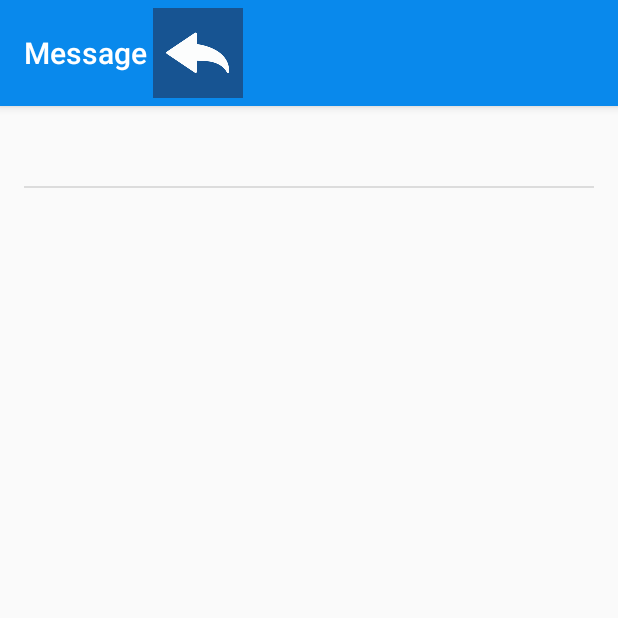
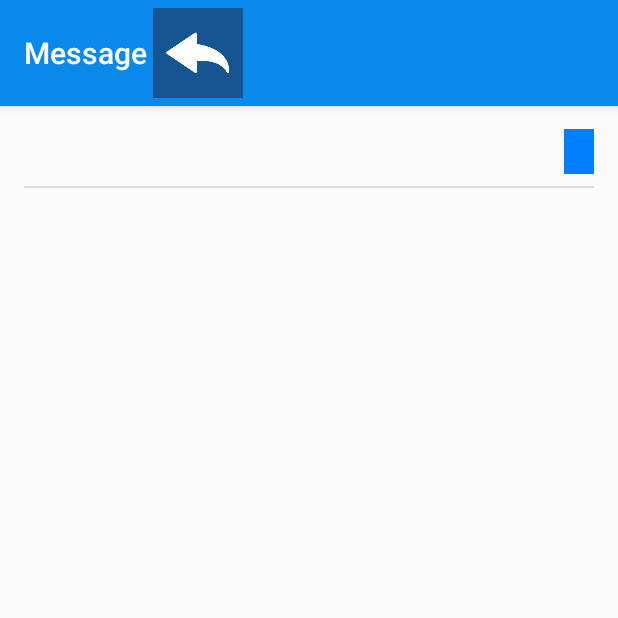
Before and after one commit to DomoDaisuki/Geriat-3000, an Android app: the Message screen opened directly, with no data from a screen before it, after a tap on an icon or button, on a phone screen of 412 x 824 dp, the top half of it. Run offline under Robolectric (Android 15) with nearby library versions, the phone set to English and light mode, and no system bars; 1 statement that could not run was skipped.

Commit message:
buble message

```diff
--- a/app/src/main/res/layout/list_row_layout_even.xml
+++ b/app/src/main/res/layout/list_row_layout_even.xml
@@ -12,6 +12,7 @@
         android:layout_marginLeft="20dp"
         android:paddingBottom="5dp"
         android:paddingLeft="10dp"
+        android:background="@color/blue"
         android:paddingRight="10dp"
         android:paddingTop="5dp"
         android:text="Sample"
--- a/app/src/main/res/layout/list_row_layout_odd.xml
+++ b/app/src/main/res/layout/list_row_layout_odd.xml
@@ -9,6 +9,7 @@
         android:layout_gravity="left"
         android:layout_marginBottom="5dp"
         android:layout_marginRight="20dp"
+        android:background="@color/yellow"
         android:paddingBottom="8dp"
         android:paddingLeft="10dp"
         android:paddingRight="10dp"
--- a/app/src/main/res/values/colors.xml
+++ b/app/src/main/res/values/colors.xml
@@ -7,4 +7,6 @@
     <color name="black">#000000</color>
     <color name="primary_text_default_material_light">#deffffff</color>
     <color name="primary_text_material_light">#ffffff</color>
+    <color name="yellow">#FFD700</color>
+    <color name="blue">#007FFF</color>
 </resources>
```
Also changed, not shown: 1 other file.
